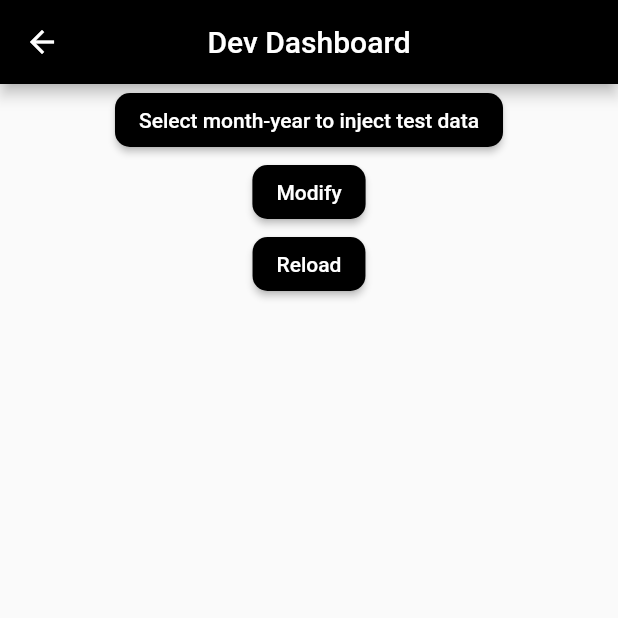
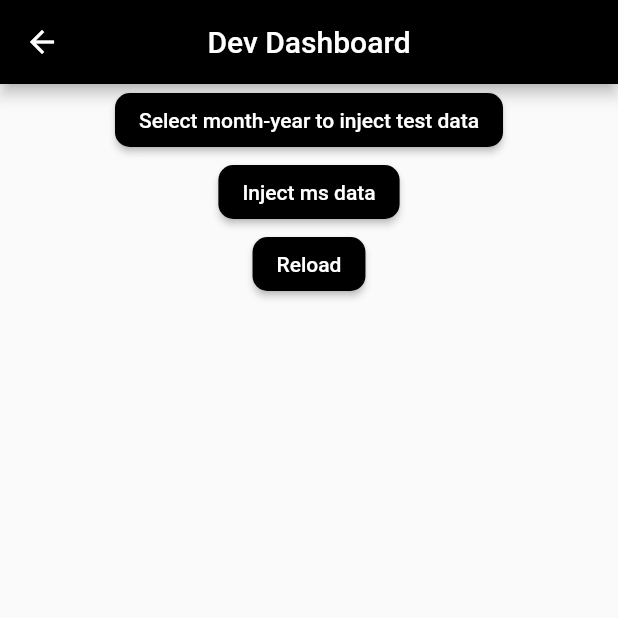
Before and after one commit to nevinmanoj/xpens, a Flutter app: the DevDash screen opened directly, after a tap on "Reload", on a phone screen of 412 x 824 dp, the top half of it. Run offline on Flutter 3.47's test engine with Material 3 defaults, Android fonts, the phone set to English and light mode, and no system bars; our stand-ins replace cloud_firestore, firebase_auth, firebase_core, flutter_slidable, flutter_spinkit, get and 3 more; missing offline and left inert: excel, fraction; accounts and stored records are empty.

```diff
--- a/lib/screens/authenticate/components/password.dart
+++ b/lib/screens/authenticate/components/password.dart
@@ -14,7 +14,6 @@ class _passState extends State<Password> {
 
   @override
   void initState() {
-    // TODO: implement initState
     super.initState();
   }
 
--- a/lib/screens/home/add/addMain.dart
+++ b/lib/screens/home/add/addMain.dart
@@ -1,6 +1,4 @@
 // ignore_for_file: prefer_const_constructors, use_build_context_synchronously
-
-import 'dart:math';
 
 import 'package:firebase_auth/firebase_auth.dart';
 import 'package:flutter/material.dart';
--- a/lib/screens/home/components/ItemInput/calendar.dart
+++ b/lib/screens/home/components/ItemInput/calendar.dart
@@ -20,7 +20,6 @@ class _CalendarState extends State<Calendar> {
   late DateTime dateToDisplay;
   @override
   void initState() {
-    // TODO: implement initState
     dateToDisplay = widget.dateToDisplay;
     super.initState();
   }
--- a/lib/screens/home/components/ItemInput/cost.dart
+++ b/lib/screens/home/components/ItemInput/cost.dart
@@ -24,7 +24,6 @@ class _ItemQuantityState extends State<ItemQuantity> {
   @override
   void initState() {
     costController = TextEditingController(text: widget.costs);
-    // TODO: implement initState
     super.initState();
   }
 
--- a/lib/screens/home/components/ItemInput/group.dart
+++ b/lib/screens/home/components/ItemInput/group.dart
@@ -6,7 +6,8 @@ import '../../../../shared/constants.dart';
 import 'inputAutofill.dart';
 
 class ItemGroup extends StatefulWidget {
-  const ItemGroup({super.key,
+  const ItemGroup({
+    super.key,
     required this.itemGroup,
     required this.onGroupChange,
   });
@@ -31,7 +32,6 @@ class _ItemGroupState extends State<ItemGroup> {
 
   @override
   void didUpdateWidget(covariant ItemGroup oldWidget) {
-    // TODO: implement didUpdateWidget
     addToGroup = widget.itemGroup != "none";
     super.didUpdateWidget(oldWidget);
   }
--- a/lib/screens/home/components/ItemInput/remarks.dart
+++ b/lib/screens/home/components/ItemInput/remarks.dart
@@ -21,7 +21,7 @@ class _ItemRemarkState extends State<ItemRemark> {
   @override
   void initState() {
     remarksController = TextEditingController(text: widget.remarks);
-    // TODO: implement initState
+
     super.initState();
   }
 
--- a/lib/screens/home/components/ItemInput/time.dart
+++ b/lib/screens/home/components/ItemInput/time.dart
@@ -18,7 +18,6 @@ class _ClockState extends State<Clock> {
   late TimeOfDay selectTime;
   @override
   void initState() {
-    // TODO: implement initState
     selectTime = widget.selectTime;
     super.initState();
   }
--- a/lib/screens/home/listx/listxfilter/listFilter.dart
+++ b/lib/screens/home/listx/listxfilter/listFilter.dart
@@ -1,7 +1,6 @@
 import 'package:flutter/material.dart';
 import 'package:xpens/screens/home/listx/listxfilter/filterButtons.dart';
 import 'package:xpens/screens/home/listx/listxfilter/locationFilter.dart';
-import 'package:xpens/screens/home/listx/listxfilter/namefilter.dart';
 import 'package:xpens/screens/home/listx/listxfilter/orderBy.dart';
 import 'package:xpens/shared/constants.dart';
 
--- a/lib/screens/home/settings/dev/devDash.dart
+++ b/lib/screens/home/settings/dev/devDash.dart
@@ -1,5 +1,6 @@
 // ignore_for_file: prefer_const_constructors
 
+import 'package:firebase_auth/firebase_auth.dart';
 import 'package:flutter/material.dart';
 import 'package:provider/provider.dart';
 
@@ -21,6 +22,7 @@ class _DevDashState extends State<DevDash> {
   @override
   Widget build(BuildContext context) {
     var userInfo = Provider.of<UserInfoProvider>(context);
+    var user = Provider.of<User?>(context);
     // double wt = MediaQuery.of(context).size.width;
     // double ht = MediaQuery.of(context).size.width;
     return Scaffold(
@@ -36,10 +38,10 @@ class _DevDashState extends State<DevDash> {
         ElevatedButton(
             style: buttonDecoration,
             onPressed: () async {
-              await DevService().modify();
+              DevService(uid: user!.uid).injectTestDataMS();
             },
             child: Text(
-              "Modify",
+              "Inject ms data",
               style: TextStyle(color: Colors.white),
             )),
         ElevatedButton(
--- a/lib/services/providers/UserInfoProvider.dart
+++ b/lib/services/providers/UserInfoProvider.dart
@@ -1,8 +1,16 @@
 import 'package:cloud_firestore/cloud_firestore.dart';
 import 'package:firebase_auth/firebase_auth.dart';
 import 'package:flutter/material.dart';
+import 'package:get/get.dart';
+import 'package:xpens/services/milesstoneDatabase.dart';
 import 'package:xpens/shared/Db.dart';
 import 'package:xpens/shared/constants.dart';
+import 'package:xpens/shared/dataModals/MilestoneModal.dart';
+import 'package:xpens/shared/dataModals/MilestoneTemplateModal.dart';
+import 'package:xpens/shared/dataModals/enums/Period.dart';
+import 'package:xpens/shared/dataModals/enums/Status.dart';
+import 'package:xpens/shared/dataModals/subModals/PeriodDates.dart';
+import 'package:xpens/shared/utils/getDateTimesFromPeriod.dart';
 
 class UserInfoProvider with ChangeNotifier {
   User? user;
@@ -23,6 +31,10 @@ class UserInfoProvider with ChangeNotifier {
   int _highestStreak = 0;
   bool _dev = false;
   DateTime? _streakDate;
+  List _milestoneTemplatesDocs = [];
+  List _milestoneDocs = [];
+  //TODO: input and handle this to firebase
+  String milestoneSyncDate = "";
 
   List get eTrash => _eTrash;
   List get defaults => _defaults;
@@ -36,6 +48,12 @@ class UserInfoProvider with ChangeNotifier {
   String get phone => _phno;
   DateTime? get streakDate => _streakDate;
   int get highestStreak => _highestStreak;
+  List get milestones => _milestoneDocs;
+  List get milestoneTemplates => _milestoneTemplatesDocs;
+
+  bool msrunning = false;
+  bool msurunning = false;
+
   void setUser(User? usr) {
     // print("switching user to ${usr!.email} from ${user!.email}");
     user = usr;
@@ -52,6 +70,12 @@ class UserInfoProvider with ChangeNotifier {
     _fetchExpenses();
     _fetchPoints();
     _fetchDefaults();
+    _fetchmilestoneTemplates();
+    _fetchmilestones();
+    _addUpcomingMilestonesForAllTemplates();
+    _checkActiveOrClosedMilestonesExistForAllTemplates();
+
+    // _addUpcomingMilestonesForAllTemplates();
   }
 
   Future<void> _fetchUserInfo() async {
@@ -166,4 +190,154 @@ class UserInfoProvider with ChangeNotifier {
       }
     }
   }
+
+  Future<void> _fetchmilestones() async {
+    if (user != null) {
+      try {
+        final colRef = FirebaseFirestore.instance
+            .collection("$db/${user!.uid}/milestones")
+            .orderBy("endDate", descending: false);
+        colRef.snapshots().listen((event) {
+          _milestoneDocs = event.docs;
+
+          notifyListeners();
+        });
+      } catch (e) {
+        print(e.toString());
+      }
+    }
+  }
+
+  Future<void> _fetchmilestoneTemplates() async {
+    if (user != null) {
+      try {
+        final colRef = FirebaseFirestore.instance
+            .collection("$db/${user!.uid}/milestone-templates")
+            .orderBy("addedDate", descending: true);
+        colRef.snapshots().listen((event) async {
+          _milestoneTemplatesDocs = event.docs;
+          _checkActiveOrClosedMilestonesExistForAllTemplates();
+          notifyListeners();
+        });
+      } catch (e) {
+        print(e.toString());
+      }
+    }
+  }
+
+  Future _addUpcomingMilestonesForAllTemplates() async {
+    int today = DateTime.now().millisecondsSinceEpoch;
+    if (!msurunning) {
+      msurunning = true;
+      if (user != null) {
+        try {
+          for (var mst in _milestoneTemplatesDocs) {
+            DateRange currentDateRange = getDateTimesFromPeriod(
+                date: DateTime.now(),
+                p: deserializePeriod(mst["period"]),
+                isNextPeriod: false);
+            DateRange nextDateRange = getDateTimesFromPeriod(
+                date: DateTime.now(),
+                p: deserializePeriod(mst["period"]),
+                isNextPeriod: true);
+            //for { quarter, halfYear, year } before 7 days,
+            //for { monthly } before 4 days
+            //for { weekly } before 2 days
+            //for { daily } before 1 day
+            Duration daysBefore = Duration();
+
+            switch (deserializePeriod(mst["period"])) {
+              case Period.quarter:
+              case Period.halfYear:
+              case Period.year:
+                daysBefore = const Duration(days: 7);
+                break;
+              case Period.daily:
+                daysBefore = const Duration(days: 1);
+                break;
+              case Period.weekly:
+                daysBefore = const Duration(days: 2);
+                break;
+              case Period.monthly:
+                daysBefore = const Duration(days: 4);
+                break;
+            }
+            if (today >
+                currentDateRange.endDate
+                    .subtract(daysBefore)
+                    .millisecondsSinceEpoch) {
+              //current time is past the period
+              List ms = _milestoneDocs.where((item) {
+                return (mst.id == item["templateID"] &&
+                    (item["currentStatus"] == "upcoming") &&
+                    (nextDateRange.startDate.millisecondsSinceEpoch ==
+                        item["startDate"]) &&
+                    (nextDateRange.endDate.millisecondsSinceEpoch ==
+                        item["endDate"]));
+              }).toList();
+              if (ms.isEmpty) {
+                MilestoneDatabaseService(uid: user!.uid).addMilestone(
+                    template: MilestoneTemplate.fromJson(mst),
+                    skipCurrent: true,
+                    templateID: mst.id);
+              }
+            }
+          }
+        } catch (e) {
+          print(e.toString());
+        }
+      }
+      msurunning = false;
+    }
+  }
+
+  Future _checkActiveOrClosedMilestonesExistForAllTemplates() async {
+    if (!msrunning) {
+      msrunning = true;
+      int today = DateTime.now().millisecondsSinceEpoch;
+      //TODO: check sync date before
+      if (user != null) {
+        try {
+          for (var mst in _milestoneTemplatesDocs) {
+            DateRange firstDateRange = getDateTimesFromPeriod(
+                date: DateTime.fromMillisecondsSinceEpoch(mst["addedDate"]),
+                p: deserializePeriod(mst["period"]),
+                isNextPeriod: false);
+            if (mst["skipFirst"] &&
+                (today > firstDateRange.startDate.millisecondsSinceEpoch) &&
+                (today <= firstDateRange.endDate.millisecondsSinceEpoch)) {
+              continue;
+            }
+
+            List ms = _milestoneDocs.where((item) {
+              return (mst.id == item["templateID"] &&
+                  (today > item["startDate"]) &&
+                  (today <= item["endDate"]));
+            }).toList();
+            if (ms.isEmpty) {
+              await MilestoneDatabaseService(uid: user!.uid).addMilestone(
+                  template: MilestoneTemplate.fromJson(mst),
+                  skipCurrent: false,
+                  templateID: mst.id);
+              continue;
+            }
+
+            var upcomingItem = ms.firstWhereOrNull(
+                (item) => (item["currentStatus"] == "upcoming"));
+            if (upcomingItem != null) {
+              Milestone ms = Milestone.fromJson(upcomingItem);
+
+              ms.currentStatus = Status.active;
+              await MilestoneDatabaseService(uid: user!.uid)
+                  .editMilestoneorTemplate(
+                      item: ms, id: upcomingItem.id, isTemplate: false);
+            }
+          }
+        } catch (e) {
+          debugPrint(e.toString());
+        }
+      }
+      msrunning = false;
+    }
+  }
 }
--- /dev/null
+++ b/lib/shared/dataModals/MilestoneModal.dart
@@ -0,0 +1,50 @@
+import 'package:xpens/shared/dataModals/enums/Status.dart';
+import 'package:xpens/shared/dataModals/subModals/PeriodDates.dart';
+
+class Milestone {
+  String title;
+  DateRange dateRange;
+  double? currentVal;
+  double? endVal;
+  Status currentStatus;
+  String templateID;
+
+  Milestone(
+      {required this.dateRange,
+      required this.title,
+      required this.templateID,
+      this.currentVal,
+      required this.currentStatus,
+      this.endVal});
+
+  // Convert to JSON (Serialization)
+  Map<String, dynamic> toJson() {
+    return {
+      'title': title,
+      'templateID': templateID,
+      'startDate': dateRange.startDate.millisecondsSinceEpoch,
+      'endDate': dateRange.endDate.millisecondsSinceEpoch,
+      'currentStatus': serializeStatus(currentStatus),
+      'endVal': endVal,
+      'currentVal': currentVal
+    };
+  }
+
+  // Create from JSON (Deserialization)
+  factory Milestone.fromJson(json) {
+    return Milestone(
+      title: json['title'] as String,
+      templateID: json['templateID'] as String,
+      currentStatus:
+          Status.values.firstWhere((e) => e.name == json['currentStatus']),
+      currentVal: json['currentVal'] != null
+          ? (json['currentVal'] as num).toDouble()
+          : null,
+      endVal:
+          json['endVal'] != null ? (json['endVal'] as num).toDouble() : null,
+      dateRange: DateRange(
+          endDate: DateTime.fromMillisecondsSinceEpoch(json['endDate']),
+          startDate: DateTime.fromMillisecondsSinceEpoch(json['startDate'])),
+    );
+  }
+}
--- /dev/null
+++ b/lib/shared/dataModals/MilestoneTemplateModal.dart
@@ -0,0 +1,40 @@
+// ignore: file_names
+import 'package:xpens/shared/dataModals/enums/Period.dart';
+
+class MilestoneTemplate {
+  String title;
+  DateTime addedDate;
+  Period period;
+  double? endVal;
+  bool skipFirst;
+
+  MilestoneTemplate(
+      {required this.addedDate,
+      required this.title,
+      required this.period,
+      required this.skipFirst,
+      required this.endVal});
+
+  // Convert to JSON (Serialization)
+  Map<String, dynamic> toJson() {
+    return {
+      'title': title,
+      'addedDate': addedDate.millisecondsSinceEpoch,
+      'period': serializePeriod(period),
+      'endVal': endVal,
+      'skipFirst': skipFirst,
+    };
+  }
+
+  // Create from JSON (Deserialization)
+  factory MilestoneTemplate.fromJson(json) {
+    return MilestoneTemplate(
+      title: json['title'] as String,
+      addedDate: DateTime.fromMillisecondsSinceEpoch(json['addedDate']),
+      period: Period.values.firstWhere((e) => e.name == json['period']),
+      endVal:
+          json['endVal'] != null ? (json['endVal'] as num).toDouble() : null,
+      skipFirst: json['skipFirst'] as bool,
+    );
+  }
+}
--- /dev/null
+++ b/lib/shared/dataModals/enums/Period.dart
@@ -0,0 +1,6 @@
+enum Period { quarter, halfYear, year, daily, weekly, monthly }
+
+String serializePeriod(Period s) => s.name;
+
+Period deserializePeriod(String s) =>
+    Period.values.firstWhere((e) => e.name == s);
--- /dev/null
+++ b/lib/shared/dataModals/enums/Status.dart
@@ -0,0 +1,6 @@
+enum Status { closed, upcoming, active }
+
+String serializeStatus(Status s) => s.name;
+
+Status deserializeStatus(String s) =>
+    Status.values.firstWhere((e) => e.name == s);
--- /dev/null
+++ b/lib/shared/dataModals/subModals/PeriodDates.dart
@@ -0,0 +1,5 @@
+class DateRange {
+  DateTime startDate;
+  DateTime endDate;
+  DateRange({required this.endDate, required this.startDate});
+}
--- /dev/null
+++ b/lib/shared/utils/getDateTimesFromPeriod.dart
@@ -0,0 +1,92 @@
+import 'package:xpens/shared/dataModals/enums/Period.dart';
+import 'package:xpens/shared/dataModals/subModals/PeriodDates.dart';
+
+DateRange getDateTimesFromPeriod({
+  required Period p,
+  required DateTime date,
+  required bool isNextPeriod,
+}) {
+  switch (p) {
+    case Period.daily:
+      DateTime targetDate =
+          isNextPeriod ? date.add(const Duration(days: 1)) : date;
+      return DateRange(
+          endDate: setTimePart(targetDate, false),
+          startDate: setTimePart(targetDate, true));
+
+    case Period.quarter:
+      int quarter = ((date.month - 1) ~/ 3) + 1;
+      if (isNextPeriod) quarter += 1;
+
+      int yearOffset = (quarter > 4) ? 1 : 0;
+      quarter = (quarter > 4) ? 1 : quarter;
+
+      DateTime startDate =
+          DateTime(date.year + yearOffset, (quarter - 1) * 3 + 1, 1);
+      DateTime endDate = DateTime(date.year + yearOffset, quarter * 3 + 1, 1)
+          .subtract(const Duration(days: 1));
+      return DateRange(
+          endDate: setTimePart(endDate, false),
+          startDate: setTimePart(startDate, true));
+
+    case Period.halfYear:
+      int half = (date.month <= 6) ? 1 : 2;
+      if (isNextPeriod) {
+        half += 1;
+        if (half > 2) {
+          half = 1;
+          date = DateTime(date.year + 1);
+        }
+      }
+
+      DateTime startDate = DateTime(date.year, (half == 1) ? 1 : 7, 1);
+      DateTime endDate = (half == 1)
+          ? DateTime(date.year, 7, 1).subtract(const Duration(days: 1))
+          : DateTime(date.year + 1, 1, 1).subtract(const Duration(days: 1));
+      return DateRange(
+          endDate: setTimePart(endDate, false), startDate: (startDate));
+
+    case Period.year:
+      int year = isNextPeriod ? date.year + 1 : date.year;
+      DateTime startDate = DateTime(year, 1, 1);
+      DateTime endDate =
+          DateTime(year + 1, 1, 1).subtract(const Duration(days: 1));
+      return DateRange(
+          endDate: setTimePart(endDate, false),
+          startDate: setTimePart(startDate, true));
+
+    case Period.weekly:
+      int dayOfWeek = date.weekday; // 1 = Monday, ..., 7 = Sunday
+      DateTime startDate = date.subtract(Duration(days: dayOfWeek - 1));
+      DateTime endDate = startDate.add(const Duration(days: 6));
+
+      if (isNextPeriod) {
+        startDate = startDate.add(const Duration(days: 7));
+        endDate = endDate.add(const Duration(days: 7));
+      }
+
+      return DateRange(
+          endDate: setTimePart(endDate, false),
+          startDate: setTimePart(startDate, true));
+
+    case Period.monthly:
+      DateTime startDate = DateTime(date.year, date.month, 1);
+      DateTime endDate = DateTime(date.year, date.month + 1, 1)
+          .subtract(const Duration(days: 1));
+
+      if (isNextPeriod) {
+        startDate = DateTime(date.year, date.month + 1, 1);
+        endDate = DateTime(date.year, date.month + 2, 1)
+            .subtract(const Duration(days: 1));
+      }
+
+      return DateRange(
+          endDate: setTimePart(endDate, false),
+          startDate: setTimePart(startDate, true));
+  }
+}
+
+DateTime setTimePart(DateTime input, isStart) {
+  return DateTime(input.year, input.month, input.day, isStart ? 0 : 23,
+      isStart ? 0 : 59, isStart ? 0 : 59);
+}
```
Also changed, not shown: lib/screens/home/settings/dev/injectData.dart (+7 -10 lines), lib/services/devServices.dart (+28 -0 lines), lib/services/milesstoneDatabase.dart (added, +56 -0 lines).
